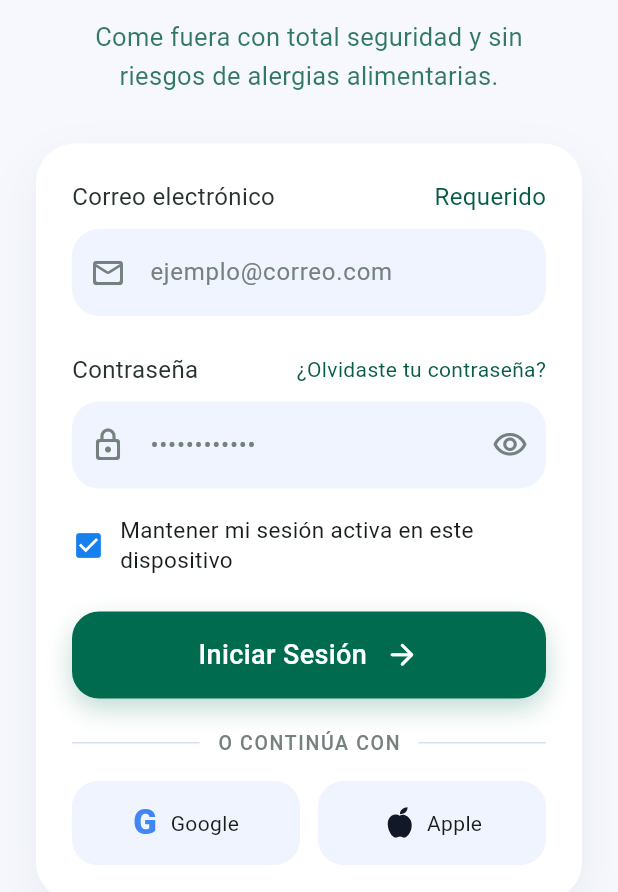
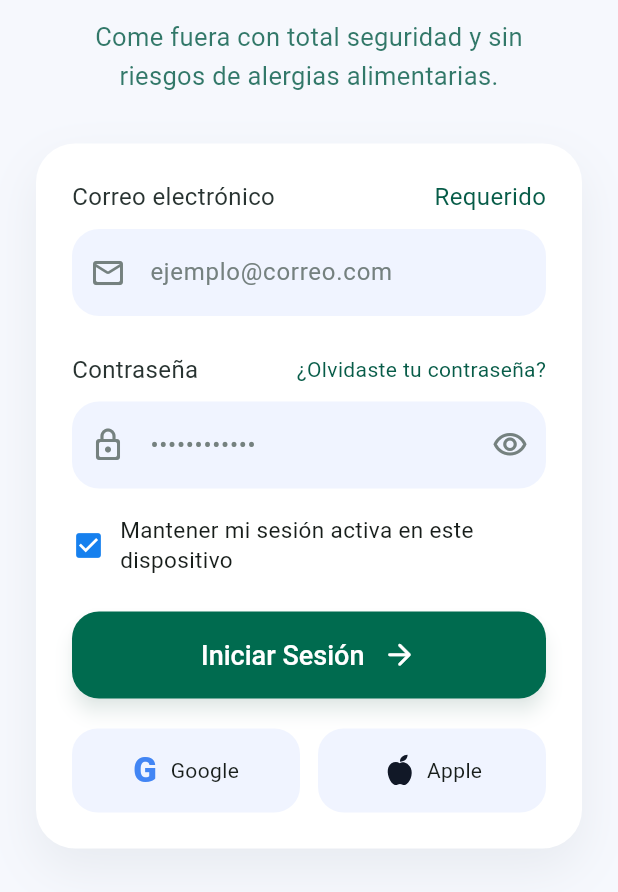
Before and after one commit to gam313s/hackathon_2026_bitesano, a Flutter app: the screen it shows after launch, on a phone screen of 412 x 824 dp, the part 344-1236 px from its top. Run offline on Flutter 3.47's test engine with Material 3 defaults, Android fonts, the phone set to English and light mode, and no system bars.

Commit message:
fix: Inicio de Sesion

```diff
--- a/lib/screens/login_screen.dart
+++ b/lib/screens/login_screen.dart
@@ -1,6 +1,7 @@
 import 'package:flutter/material.dart';
 
 import '../widgets/brand_components.dart';
+import 'main_shell_screen.dart';
 
 class LoginScreen extends StatelessWidget {
   const LoginScreen({super.key});
@@ -32,7 +33,7 @@ class LoginScreen extends StatelessWidget {
                     ),
                   ),
                   const SizedBox(height: 32),
-                  _buildFormCard(),
+                  _buildFormCard(context),
                   const SizedBox(height: 26),
                   const Wrap(
                     alignment: WrapAlignment.center,
@@ -64,7 +65,7 @@ class LoginScreen extends StatelessWidget {
     );
   }
 
-  Widget _buildFormCard() {
+  Widget _buildFormCard(BuildContext context) {
     return Container(
       padding: const EdgeInsets.all(24),
       decoration: BoxDecoration(
@@ -96,7 +97,6 @@ class LoginScreen extends StatelessWidget {
           const SizedBox(height: 10),
           TextField(
             readOnly: true,
-            enableInteractiveSelection: false,
             keyboardType: TextInputType.emailAddress,
             decoration: _inputDecoration(
               hintText: 'ejemplo@correo.com',
@@ -122,7 +122,6 @@ class LoginScreen extends StatelessWidget {
           const SizedBox(height: 10),
           TextField(
             readOnly: true,
-            enableInteractiveSelection: false,
             obscureText: true,
             decoration: _inputDecoration(
               hintText: '••••••••••••',
@@ -144,42 +143,40 @@ class LoginScreen extends StatelessWidget {
             ],
           ),
           const SizedBox(height: 24),
-          Container(
+          SizedBox(
             height: 58,
-            decoration: BoxDecoration(
-              color: BiteSanoColors.forest,
+            child: FilledButton(
+              onPressed: () {
+                Navigator.of(context).pushReplacement(
+                  MaterialPageRoute<void>(
+                    builder: (_) => const MainShellScreen(),
+                  ),
+                );
+              },
+              style: FilledButton.styleFrom(
+                backgroundColor: BiteSanoColors.forest,
+                foregroundColor: Colors.white,
+                shape: RoundedRectangleBorder(
                   borderRadius: BorderRadius.circular(18),
-              boxShadow: [
-                BoxShadow(
-                  color: BiteSanoColors.forest.withValues(alpha: 0.24),
-                  blurRadius: 14,
-                  offset: const Offset(0, 7),
                 ),
-              ],
+                elevation: 5,
+                shadowColor: BiteSanoColors.forest.withValues(alpha: 0.24),
+                textStyle: const TextStyle(
+                  fontSize: 18,
+                  fontWeight: FontWeight.w500,
+                ),
               ),
               child: const Row(
                 mainAxisAlignment: MainAxisAlignment.center,
                 children: [
-                Text(
-                  'Iniciar Sesión',
-                  style: TextStyle(
-                    color: Colors.white,
-                    fontSize: 18,
-                    fontWeight: FontWeight.w500,
-                  ),
-                ),
+                  Text('Iniciar Sesión'),
                   SizedBox(width: 12),
-                Icon(
-                  Icons.arrow_forward_rounded,
-                  color: Colors.white,
-                  size: 23,
-                ),
+                  Icon(Icons.arrow_forward_rounded, size: 23),
                 ],
               ),
             ),
+          ),
           const SizedBox(height: 20),
-          const _OrDivider(),
-          const SizedBox(height: 16),
           const Row(
             children: [
               Expanded(
@@ -255,32 +252,6 @@ InputDecoration _inputDecoration({
   );
 }
 
-class _OrDivider extends StatelessWidget {
-  const _OrDivider();
-
-  @override
-  Widget build(BuildContext context) {
-    return Row(
-      children: [
-        const Expanded(child: Divider(color: Color(0xFFD8E1EF))),
-        Padding(
-          padding: const EdgeInsets.symmetric(horizontal: 12),
-          child: Text(
-            'O CONTINÚA CON',
-            style: TextStyle(
-              color: BiteSanoColors.mutedText,
-              fontSize: 13,
-              letterSpacing: 1.1,
-              fontWeight: FontWeight.w500,
-            ),
-          ),
-        ),
-        const Expanded(child: Divider(color: Color(0xFFD8E1EF))),
-      ],
-    );
-  }
-}
-
 class _SocialButton extends StatelessWidget {
   const _SocialButton({required this.icon, required this.label});
 
```
Lines whose indentation alone changed are shown as unchanged.
